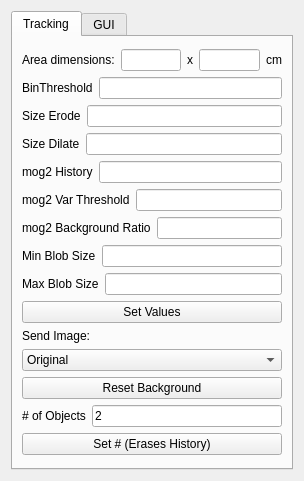
This is BioTracker/Plugin/BackgroundSubtraction/View/TrackerParameterView.ui in BioroboticsLab/biotracker_core as Qt 5 draws it before an edit. The edited form follows.
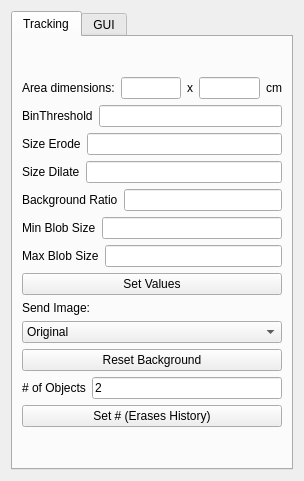
This is the edited form.

Patch:
```diff
--- a/BioTracker/Plugin/BackgroundSubtraction/View/TrackerParameterView.ui
+++ b/BioTracker/Plugin/BackgroundSubtraction/View/TrackerParameterView.ui
@@ -137,40 +137,12 @@
            </item>
           </layout>
          </item>
-         <item>
-          <layout class="QHBoxLayout" name="horizontalLayout_5">
-           <item>
-            <widget class="QLabel" name="label_5">
-             <property name="text">
-              <string>mog2 History</string>
-             </property>
-            </widget>
-           </item>
-           <item>
-            <widget class="QLineEdit" name="lineEdit_5_MogHist"/>
-           </item>
-          </layout>
-         </item>
-         <item>
-          <layout class="QHBoxLayout" name="horizontalLayout_4">
-           <item>
-            <widget class="QLabel" name="label_6">
-             <property name="text">
-              <string>mog2 Var Threshold</string>
-             </property>
-            </widget>
-           </item>
-           <item>
-            <widget class="QLineEdit" name="lineEdit_6_MogThresh"/>
-           </item>
-          </layout>
-         </item>
          <item>
           <layout class="QHBoxLayout" name="horizontalLayout_8">
            <item>
             <widget class="QLabel" name="label_7">
              <property name="text">
-              <string>mog2 Background Ratio</string>
+              <string>Background Ratio</string>
              </property>
             </widget>
            </item>
```
